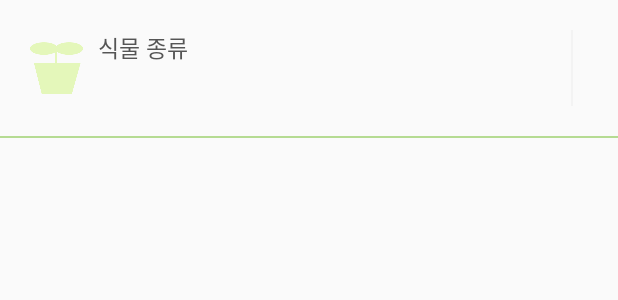
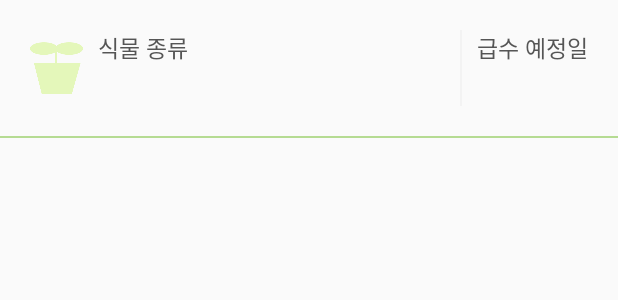
Before and after one commit to jiyeung-yun/teamc_capstone_design, an Android app: the layout item_list.xml on its own in the app's theme, with its tools: preview values and no code run, on a phone screen of 412 x 824 dp. Shown: the top 300 px of the screen. Run offline under Robolectric (Android 15) with nearby library versions, the phone set to English and light mode, and no system bars.

Commit message:
변경사항

```diff
--- a/Capstone/app/src/main/java/com/Capstone/plantplant/WaterActivity.java
+++ b/Capstone/app/src/main/java/com/Capstone/plantplant/WaterActivity.java
@@ -15,7 +15,7 @@ public class WaterActivity extends AppCompatActivity {
 
     ImageButton btn_info_close2;
 
-    TextView txt_next_date,txt_next_vol;
+   // TextView txt_next_date,txt_next_vol;
     TextView txt_prev_date,txt_prev_vol;
 
 
@@ -44,7 +44,7 @@ public class WaterActivity extends AppCompatActivity {
         LoadPrevData();
 
         //다음 번에 모듈이 물 주기를 수행한 날짜와 용량
-        LoadNextData();
+        //LoadNextData();
 
     }
     //최근 모듈이 물 주기를 수행한 날짜와 용량
@@ -60,6 +60,7 @@ public class WaterActivity extends AppCompatActivity {
         txt_prev_vol.setText("40mL");
 
     }
+    /*
     //다음 번에 모듈이 물 주기를 수행한 날짜와 용량
     private void LoadNextData(){
         txt_next_date = findViewById(R.id.txt_next_date);
@@ -68,4 +69,5 @@ public class WaterActivity extends AppCompatActivity {
         txt_next_vol.setText("65mL");
 
     }
+    */
 }
--- a/Capstone/app/src/main/res/layout/activity_list.xml
+++ b/Capstone/app/src/main/res/layout/activity_list.xml
@@ -14,7 +14,7 @@
         android:gravity="center"
         android:padding="@dimen/editbox_padding"
         android:text="꽃부기\n부경대학교 it융합응용공학과"
-        android:textColor="@color/colorDeviderLine"
+        android:textColor="@color/colorSubTitleFont"
         android:textSize="@dimen/block_content_font_size" />
 
     <ScrollView
--- a/Capstone/app/src/main/res/layout/item_list.xml
+++ b/Capstone/app/src/main/res/layout/item_list.xml
@@ -60,10 +60,10 @@
             android:orientation="vertical">
 
             <TextView
-                android:layout_width="match_parent"
+                android:layout_width="wrap_content"
                 android:layout_height="wrap_content"
                 android:layout_marginBottom="@dimen/block_title_padding"
-                android:text="@string/title_supply_next"
+                android:text="급수 예정일"
                 android:textColor="@color/colorTitleFont"
                 android:textSize="@dimen/block_content_font_size" />
 
```
Also changed, not shown: Capstone/app/src/main/java/com/Capstone/plantplant/SearchPlantActivity.java (+6 -4 lines).
